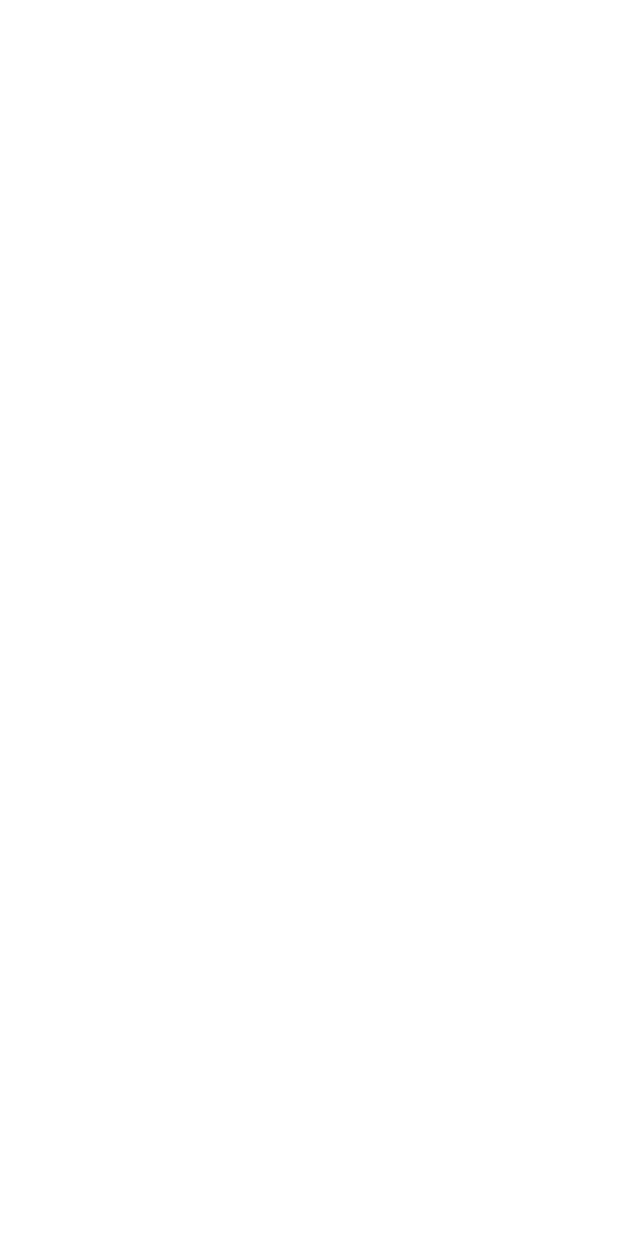
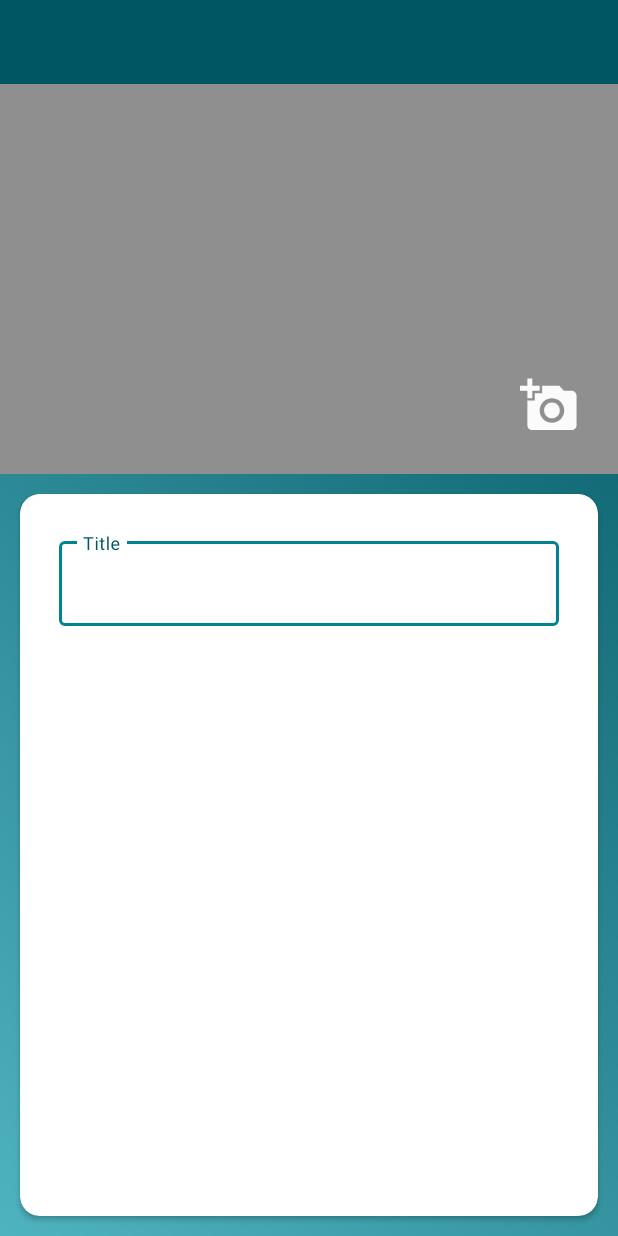
Before and after one commit to kuya32/Foodies, an Android app: the AddUpdateDishActivity screen opened directly, with no data from a screen before it, on a phone screen of 412 x 824 dp. Before the commit the screen is empty. Run offline under Robolectric (Android 15) with nearby library versions, the phone set to English and light mode, and no system bars; our stand-ins replace sdp/ssp sizes.

Commit message:
Started constructing the add dish UI.

```diff
--- a/app/build.gradle
+++ b/app/build.gradle
@@ -49,4 +49,7 @@ dependencies {
     testImplementation 'junit:junit:4.+'
     androidTestImplementation 'androidx.test.ext:junit:1.1.2'
     androidTestImplementation 'androidx.test.espresso:espresso-core:3.3.0'
+
+    // SDP
+    implementation 'com.intuit.sdp:sdp-android:1.0.6'
 }
--- /dev/null
+++ b/app/src/main/res/drawable/add_image.xml
@@ -0,0 +1,5 @@
+<vector android:height="@dimen/_30sdp" android:tint="#FBFBFB"
+    android:viewportHeight="24" android:viewportWidth="24"
+    android:width="@dimen/_30sdp" xmlns:android="http://schemas.android.com/apk/res/android">
+    <path android:fillColor="@android:color/white" android:pathData="M3,4V1h2v3h3v2H5v3H3V6H0V4H3zM6,10V7h3V4h7l1.83,2H21c1.1,0 2,0.9 2,2v12c0,1.1 -0.9,2 -2,2H5c-1.1,0 -2,-0.9 -2,-2V10H6zM13,19c2.76,0 5,-2.24 5,-5s-2.24,-5 -5,-5s-5,2.24 -5,5S10.24,19 13,19zM9.8,14c0,1.77 1.43,3.2 3.2,3.2s3.2,-1.43 3.2,-3.2s-1.43,-3.2 -3.2,-3.2S9.8,12.23 9.8,14z"/>
+</vector>
--- /dev/null
+++ b/app/src/main/res/drawable/food.xml
@@ -0,0 +1,9 @@
+<vector android:tint="?attr/colorControlNormal"
+    android:viewportHeight="24"
+    android:viewportWidth="24"
+    android:height="24dp"
+    android:width="24dp" xmlns:android="http://schemas.android.com/apk/res/android">
+
+    <path android:pathData="M19.66,14c-0.66,1.92 -2.24,3.54 -4.4,4.39L14,18.89V20h-4v-1.11l-1.27,-0.5c-2.16,-0.85 -3.74,-2.47 -4.4,-4.39H19.66M22,2L4,3.99V12H2c0,3.69 2.47,6.86 6,8.25V22h8v-1.75c3.53,-1.39 6,-4.56 6,-8.25H10.5V8H22V6.5H10.5V4.78L22,3.51V2L22,2zM8,6.5V5.06l1,-0.11V6.5H8L8,6.5zM5.5,6.5V5.34l1,-0.11V6.5H5.5L5.5,6.5zM8,12V8h1v4H8L8,12zM5.5,12V8h1v4H5.5L5.5,12z" android:fillColor="@android:color/white"/>
+
+</vector>
--- a/app/src/main/res/layout/activity_add_update_dish.xml
+++ b/app/src/main/res/layout/activity_add_update_dish.xml
@@ -6,4 +6,95 @@
     android:layout_height="match_parent"
     tools:context=".view.activities.AddUpdateDishActivity">
 
+    <include
+        android:id="@+id/addDishToolbar"
+        layout="@layout/main_toolbar"
+        app:layout_constraintEnd_toEndOf="parent"
+        app:layout_constraintStart_toStartOf="parent"
+        app:layout_constraintTop_toTopOf="parent" />
+
+    <ScrollView
+        android:id="@+id/addDishScrollView"
+        android:layout_width="match_parent"
+        android:layout_height="0dp"
+        android:fillViewport="true"
+        android:background="@drawable/background"
+        app:layout_constraintBottom_toBottomOf="parent"
+        app:layout_constraintEnd_toEndOf="parent"
+        app:layout_constraintStart_toStartOf="parent"
+        app:layout_constraintTop_toBottomOf="@+id/addDishToolbar">
+
+        <androidx.constraintlayout.widget.ConstraintLayout
+            android:layout_width="match_parent"
+            android:layout_height="wrap_content">
+
+            <FrameLayout
+                android:id="@+id/addDishImageFrame"
+                android:layout_width="0dp"
+                android:layout_height="@dimen/_200sdp"
+                android:backgroundTint="@color/grey"
+                app:layout_constraintEnd_toEndOf="parent"
+                app:layout_constraintStart_toStartOf="parent"
+                app:layout_constraintTop_toTopOf="parent" >
+
+                <ImageView
+                    android:id="@+id/addDishImage"
+                    android:layout_width="match_parent"
+                    android:layout_height="match_parent"
+                    android:background="@color/grey"
+                    android:contentDescription="@string/image"
+                    android:scaleType="fitXY"/>
+
+                <ImageView
+                    android:id="@+id/addImageButton"
+                    android:layout_width="wrap_content"
+                    android:layout_height="wrap_content"
+                    android:src="@drawable/add_image"
+                    android:layout_gravity="bottom|end"
+                    android:contentDescription="@string/image"
+                    android:layout_margin="@dimen/_20sdp"/>
+
+            </FrameLayout>
+
+            <androidx.cardview.widget.CardView
+                android:id="@+id/addDishInfoCardView"
+                android:layout_width="match_parent"
+                android:layout_height="0dp"
+                android:layout_margin="@dimen/_10sdp"
+                app:cardCornerRadius="@dimen/_10sdp"
+                app:layout_constraintBottom_toBottomOf="parent"
+                app:layout_constraintEnd_toEndOf="parent"
+                app:layout_constraintStart_toStartOf="parent"
+                app:layout_constraintTop_toBottomOf="@+id/addDishImageFrame" >
+
+                <androidx.constraintlayout.widget.ConstraintLayout
+                    android:layout_width="match_parent"
+                    android:layout_height="match_parent">
+
+                    <com.google.android.material.textfield.TextInputLayout
+                        android:id="@+id/titleInput"
+                        style="@style/Widget.MaterialComponents.TextInputLayout.OutlinedBox"
+                        android:layout_width="0dp"
+                        android:layout_height="wrap_content"
+                        android:layout_margin="@dimen/_20sdp"
+                        android:textColorHint="@color/primaryDarkColor"
+                        app:boxStrokeColor="@color/primaryColor"
+                        app:hintTextColor="@color/primaryDarkColor"
+                        app:layout_constraintEnd_toEndOf="parent"
+                        app:layout_constraintStart_toStartOf="parent"
+                        app:layout_constraintTop_toTopOf="parent">
+
+                        <com.google.android.material.textfield.TextInputEditText
+                            android:id="@+id/titleEditInput"
+                            android:layout_width="match_parent"
+                            android:layout_height="wrap_content"
+                            android:hint="@string/title"
+                            android:inputType="textPersonName"
+                            android:textColor="@color/primaryDarkColor" />
+                    </com.google.android.material.textfield.TextInputLayout>
+                </androidx.constraintlayout.widget.ConstraintLayout>
+            </androidx.cardview.widget.CardView>
+        </androidx.constraintlayout.widget.ConstraintLayout>
+    </ScrollView>
+
 </androidx.constraintlayout.widget.ConstraintLayout>
--- a/app/src/main/res/layout/activity_main.xml
+++ b/app/src/main/res/layout/activity_main.xml
@@ -14,8 +14,6 @@
         android:id="@+id/bottomNavView"
         android:layout_width="0dp"
         android:layout_height="wrap_content"
-        android:layout_marginStart="0dp"
-        android:layout_marginEnd="0dp"
         android:background="@color/primaryDarkColor"
         app:itemTextColor="@drawable/bottom_nav_item_selected"
         app:itemIconTint="@drawable/bottom_nav_item_selected"
--- a/app/src/main/res/values/colors.xml
+++ b/app/src/main/res/values/colors.xml
@@ -12,4 +12,5 @@
     <color name="primaryLightColor">#4fb3bf</color>
     <color name="primaryDarkColor">#005662</color>
     <color name="primaryTextColor">#ffffff</color>
+    <color name="grey">#8F8F8F</color>
 </resources>
--- a/app/src/main/res/values/strings.xml
+++ b/app/src/main/res/values/strings.xml
@@ -8,4 +8,5 @@
     <!-- TODO: Remove or change this placeholder text -->
     <string name="hello_blank_fragment">Hello blank fragment</string>
     <string name="addDishAction">Add Dish</string>
+    <string name="title">Title</string>
 </resources>
```
Also changed, not shown: app/src/main/res/drawable/background.png (added).
